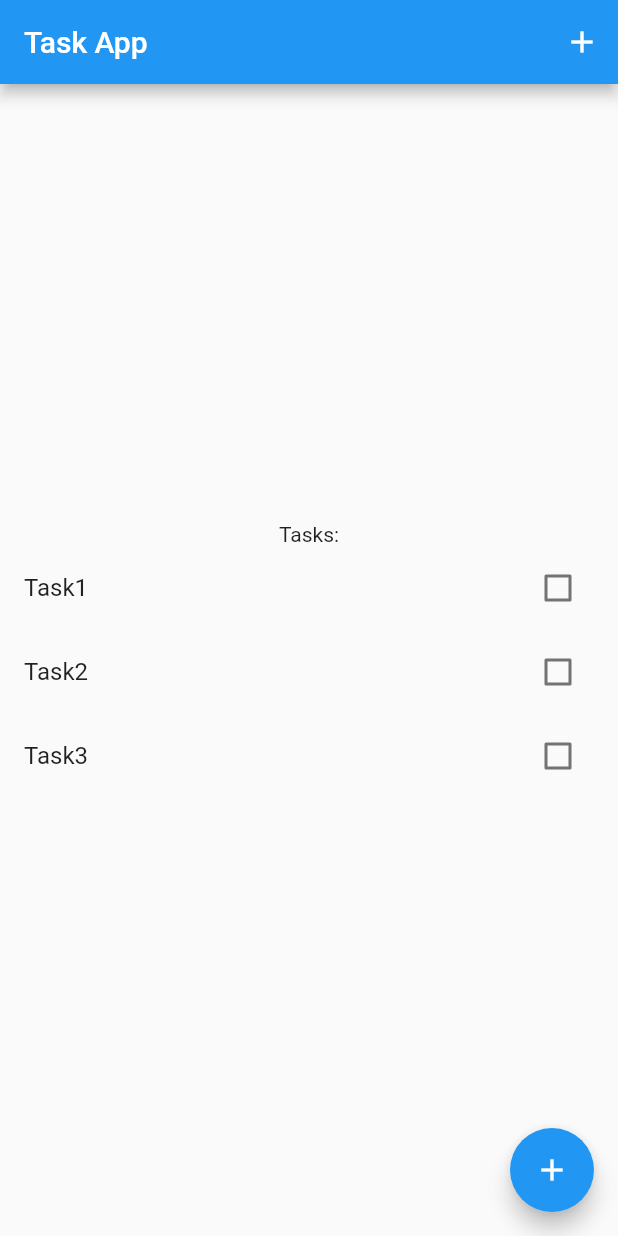
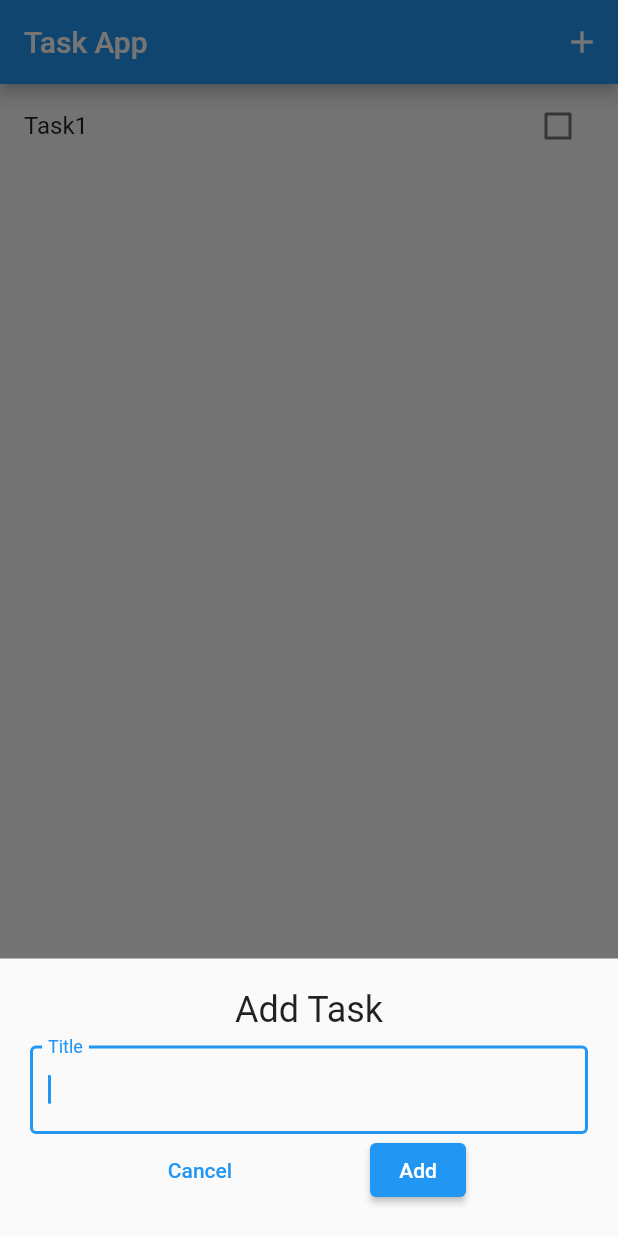
Before and after one commit to xordox/todo_bloc, a Flutter app: the screen it shows after launch, after a tap on the "add" icon, on a phone screen of 412 x 824 dp. Run offline on Flutter 3.47's test engine with Material 2 defaults, Android fonts, the phone set to English and light mode, and no system bars; our stand-ins replace bloc, equatable, flutter_bloc.

Commit message:
add_task_logic

```diff
--- /dev/null
+++ b/lib/blocs/bloc_barrier.dart
@@ -0,0 +1,2 @@
+export './task/task_bloc.dart';
+export 'package:flutter_bloc/flutter_bloc.dart';
--- /dev/null
+++ b/lib/blocs/task/task_bloc.dart
@@ -0,0 +1,29 @@
+import 'package:bloc/bloc.dart';
+import 'package:equatable/equatable.dart';
+import 'package:todo_bloc/models/task.dart';
+
+part 'task_event.dart';
+part 'task_state.dart';
+
+class TaskBloc extends Bloc<TaskEvent, TaskState> {
+  TaskBloc() : super(const TaskState()) {
+    on<AddTask>(_onAddTask);
+    on<UpdateTask>(_onUpdateTask);
+    on<DeleteTask>(_onDeleteTask);
+  }
+
+  void _onAddTask(AddTask event, Emitter<TaskState> emit){
+    final state = this.state;
+    emit(TaskState(
+      allTasks: List.from(state.allTasks)..add(event.task),
+    ));
+  }
+
+  void _onUpdateTask(UpdateTask event, Emitter<TaskState> emit){
+
+  }
+
+  void _onDeleteTask(DeleteTask event, Emitter<TaskState> emit){
+
+  }
+}
--- /dev/null
+++ b/lib/blocs/task/task_event.dart
@@ -0,0 +1,38 @@
+part of 'task_bloc.dart';
+
+abstract class TaskEvent extends Equatable {
+  const TaskEvent();
+
+  @override
+  List<Object> get props => [];
+}
+
+class AddTask extends TaskEvent {
+  final Task task;
+  const AddTask({
+    required this.task,
+  });
+
+  @override
+  List<Object> get props => [task];
+}
+
+class UpdateTask extends TaskEvent {
+  final Task task;
+  const UpdateTask({
+    required this.task,
+  });
+
+  @override
+  List<Object> get props => [task];
+}
+
+class DeleteTask extends TaskEvent {
+  final Task task;
+  const DeleteTask({
+    required this.task,
+  });
+
+  @override
+  List<Object> get props => [task];
+}
--- /dev/null
+++ b/lib/blocs/task/task_state.dart
@@ -0,0 +1,10 @@
+part of 'task_bloc.dart';
+
+class TaskState extends Equatable {
+  const TaskState({this.allTasks = const <Task>[]});
+
+  final List<Task> allTasks;
+
+  @override
+  List<Object> get props => [allTasks];
+}
--- /dev/null
+++ b/lib/blocs/task_bloc_observer.dart
@@ -0,0 +1,29 @@
+import 'dart:developer';
+
+import 'package:bloc/bloc.dart';
+
+class TaskBlocObserver extends BlocObserver {
+  @override
+  void onEvent(Bloc bloc, Object? event) {
+    super.onEvent(bloc, event);
+    log("${bloc.runtimeType} $event");
+  }
+
+  @override
+  void onError(BlocBase bloc, Object error, StackTrace stackTrace) {
+    log(error.toString());
+    super.onError(bloc, error, stackTrace);
+  }
+
+  @override
+  void onChange(BlocBase bloc, Change change) {
+    super.onChange(bloc, change);
+    log(change.toString());
+  }
+
+  @override
+  void onTransition(Bloc bloc, Transition transition) {
+    super.onTransition(bloc, transition);
+    log(transition.toString());
+  }
+}
--- a/lib/main.dart
+++ b/lib/main.dart
@@ -1,7 +1,12 @@
 import 'package:flutter/material.dart';
+import 'package:todo_bloc/blocs/task_bloc_observer.dart';
+import 'package:todo_bloc/models/task.dart';
 import 'package:todo_bloc/screens/tasks_screen.dart';
 
+import 'blocs/bloc_barrier.dart';
+
 void main() {
+  Bloc.observer = TaskBlocObserver();
   runApp(const MyApp());
 }
 
@@ -10,12 +15,16 @@ class MyApp extends StatelessWidget {
 
   @override
   Widget build(BuildContext context) {
-    return MaterialApp(
-      title: 'Flutter Demo',
-      theme: ThemeData(
-        primarySwatch: Colors.blue,
+    return BlocProvider(
+      create: (context) => TaskBloc()
+      ..add(AddTask(task: Task(title: "Task1"))),
+      child: MaterialApp(
+        title: 'Flutter Demo',
+        theme: ThemeData(
+          primarySwatch: Colors.blue,
+        ),
+        home:  TasksScreen(),
       ),
-      home:  TasksScreen(),
     );
   }
 }
--- /dev/null
+++ b/lib/screens/add_task_screen.dart
@@ -0,0 +1,46 @@
+
+import 'package:flutter/material.dart';
+import 'package:todo_bloc/blocs/bloc_barrier.dart';
+import 'package:todo_bloc/models/task.dart';
+
+class AddTaskScreen extends StatelessWidget {
+  const AddTaskScreen({
+    Key? key,
+  }) : super(key: key);
+
+
+  @override
+  Widget build(BuildContext context) {
+  TextEditingController titleController = TextEditingController();
+
+    return Container(
+      padding: const EdgeInsets.all(20),
+      child: Column(
+        mainAxisAlignment: MainAxisAlignment.start,
+        children: [
+          const Text("Add Task", style: TextStyle(fontSize: 24),),
+          const SizedBox(height: 10,),
+          TextField(
+            autofocus: true,
+            controller: titleController,
+            decoration: const InputDecoration(
+              label: Text("Title"),
+              border: OutlineInputBorder(),
+            ),
+          ),
+          Row(
+            mainAxisAlignment: MainAxisAlignment.spaceEvenly,
+            children: [
+              TextButton(onPressed: ()=> Navigator.pop(context), child: const Text("Cancel"),),
+              ElevatedButton(onPressed: (){
+                Task task = Task(title: titleController.text,);
+                context.read<TaskBloc>().add(AddTask(task: task));
+                Navigator.pop(context);
+              }, child: const Text("Add"),),
+            ],
+          )
+        ],
+      ),
+    );
+  }
+}
--- a/lib/screens/tasks_screen.dart
+++ b/lib/screens/tasks_screen.dart
@@ -1,53 +1,55 @@
-
 import 'package:flutter/material.dart';
+import 'package:todo_bloc/blocs/bloc_barrier.dart';
 import 'package:todo_bloc/models/task.dart';
+import 'package:todo_bloc/screens/add_task_screen.dart';
+import 'package:todo_bloc/widgets/task_list.dart';
 
 class TasksScreen extends StatefulWidget {
-   TasksScreen({Key? key}) : super(key: key);
+   const TasksScreen({Key? key}) : super(key: key);
 
   @override
   State<TasksScreen> createState() => _TasksScreenState();
 }
 
 class _TasksScreenState extends State<TasksScreen> {
-  List<Task> tasksList = [
-    Task(title: 'Task1'),
-    Task(title: 'Task2'),
-    Task(title: 'Task3'),
-  ];
+  void _addTask(BuildContext context) {
+    showModalBottomSheet(
+      context: context,
+      builder: (context) => SingleChildScrollView(
+        child: Container(
+          padding:
+              EdgeInsets.only(bottom: MediaQuery.of(context).viewInsets.bottom),
+          child: const AddTaskScreen(),
+        ),
+      ),
+    );
+  }
 
   @override
   Widget build(BuildContext context) {
+    return BlocBuilder<TaskBloc, TaskState>(
+      builder: (context, state) {
+        List<Task> taskList = state.allTasks;
         return Scaffold(
           appBar: AppBar(
             title: const Text("Task App"),
-        actions: [
-          IconButton(onPressed: (){}, icon: Icon(Icons.add))
-        ],
+            actions: [IconButton(onPressed: () => _addTask(context), icon: Icon(Icons.add))],
           ),
           body: Center(
             child: Column(
-          mainAxisAlignment: MainAxisAlignment.center,
+              mainAxisAlignment: MainAxisAlignment.start,
               children: <Widget>[
-            const Text(
-              'Tasks:',
-            ),
-            ListView.builder(shrinkWrap:true,itemCount: tasksList.length,itemBuilder:  (context, index) {
-              Task task = tasksList[index];
-              return ListTile(
-                title: Text(task.title),
-                trailing: Checkbox(onChanged: (value){},value: task.isDone,),
-
-              );
-            }),
+                TaskList(tasksList: taskList),
               ],
             ),
           ),
           floatingActionButton: FloatingActionButton(
-        onPressed: (){},
+            onPressed: () => _addTask(context),
             tooltip: 'Increment',
             child: const Icon(Icons.add),
           ),
         );
+      },
+    );
   }
 }
--- /dev/null
+++ b/lib/widgets/task_list.dart
@@ -0,0 +1,28 @@
+import 'package:flutter/material.dart';
+import 'package:todo_bloc/models/task.dart';
+
+class TaskList extends StatelessWidget {
+  const TaskList({
+    Key? key,
+    required this.tasksList,
+  }) : super(key: key);
+
+  final List<Task> tasksList;
+
+  @override
+  Widget build(BuildContext context) {
+    return ListView.builder(
+        shrinkWrap: true,
+        itemCount: tasksList.length,
+        itemBuilder: (context, index) {
+          Task task = tasksList[index];
+          return ListTile(
+            title: Text(task.title),
+            trailing: Checkbox(
+              onChanged: (value) {},
+              value: task.isDone,
+            ),
+          );
+        });
+  }
+}
```
Lines whose indentation alone changed are shown as unchanged.
